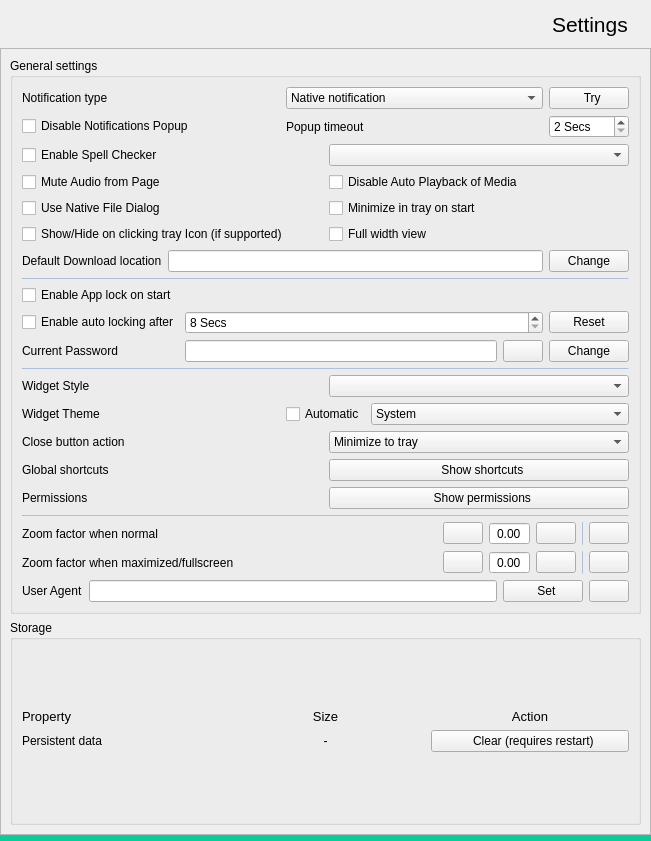
Before: the Qt Designer form src/settingswidget.ui in wrp1979/whatsapp, drawn with Qt 5.
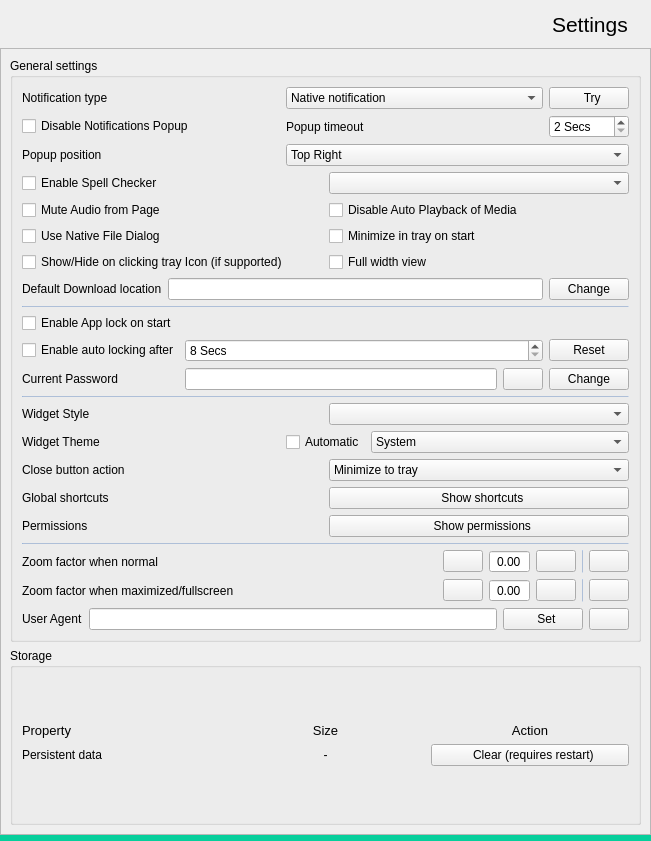
After: the same form once the commit is applied. Icons and pictures are not drawn.

Commit message:
feat: redesign notification popup with modern UI
- Complete rewrite with translucent background and rounded corners
- Add progress bar showing remaining time
- Add circular avatar display with proper clipping
- Implement fade + slide animations for enter/exit
- Add position selector (top-right, top-left, bottom-right, bottom-left)
- Pause timer on hover so user can read notification
- Remove dependency on scrolltext widget
- Add drop shadow effect for depth
- Green accent line matching WhatsApp brand

Patch:
```diff
--- a/src/settingswidget.ui
+++ b/src/settingswidget.ui
@@ -303,6 +303,37 @@
               </property>
              </widget>
             </item>
+            <item row="2" column="0">
+             <widget class="QLabel" name="label_notifPos">
+              <property name="text">
+               <string>Popup position</string>
+              </property>
+             </widget>
+            </item>
+            <item row="2" column="1" colspan="2">
+             <widget class="QComboBox" name="notificationPositionCombo">
+              <item>
+               <property name="text">
+                <string>Top Right</string>
+               </property>
+              </item>
+              <item>
+               <property name="text">
+                <string>Top Left</string>
+               </property>
+              </item>
+              <item>
+               <property name="text">
+                <string>Bottom Right</string>
+               </property>
+              </item>
+              <item>
+               <property name="text">
+                <string>Bottom Left</string>
+               </property>
+              </item>
+             </widget>
+            </item>
            </layout>
           </item>
           <item row="7" column="0">
```
The commit also changes 4 other files.
